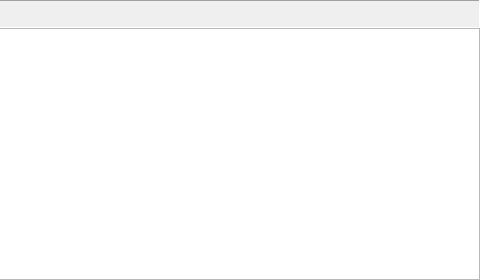
Before: the Qt Designer form jal/ui/reports/deals_report.ui in titov-vv/jal, drawn with Qt 5; both pictures show x 341 to 821 and y 0 to 280 of the 821 by 280 pixel window.
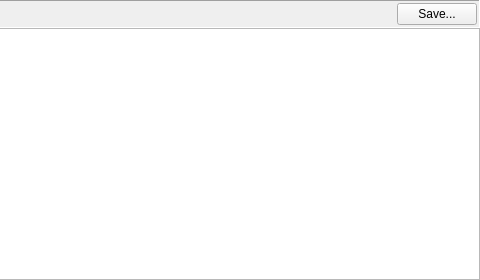
After: the same form once the commit is applied. Custom widgets are drawn as their Qt base class.

Commit message: "Save" button was added to "Deals by Account" report.

The edit to the form file:
```diff
--- a/jal/ui/reports/deals_report.ui
+++ b/jal/ui/reports/deals_report.ui
@@ -93,6 +93,13 @@
         </property>
        </spacer>
       </item>
+      <item>
+       <widget class="QPushButton" name="SaveButton">
+        <property name="text">
+         <string>Save...</string>
+        </property>
+       </widget>
+      </item>
      </layout>
     </widget>
    </item>
```
The commit also changes 6 other files.
